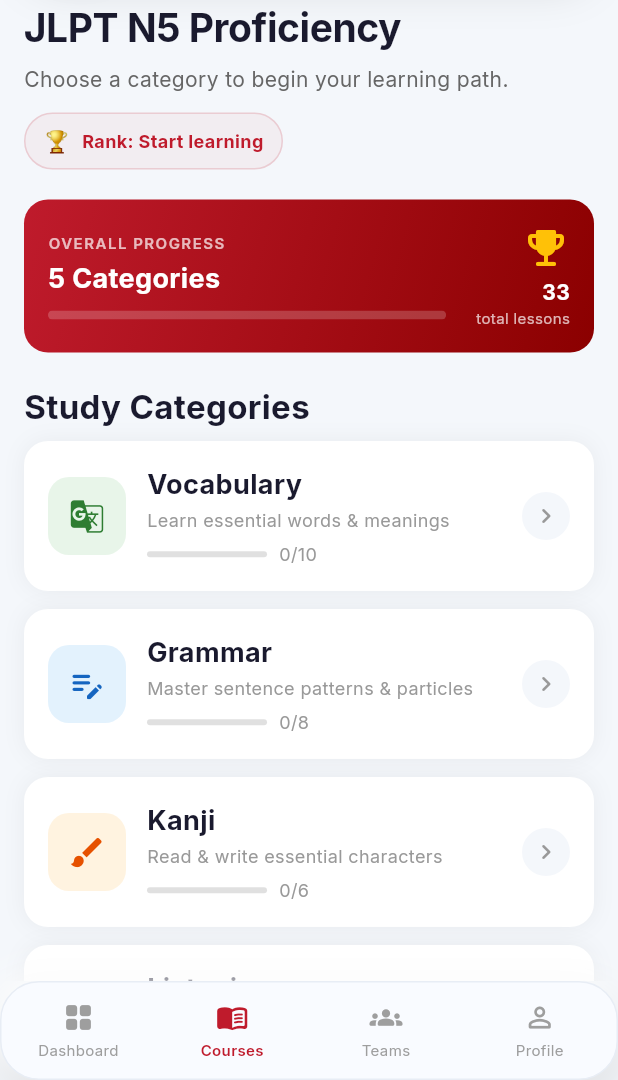
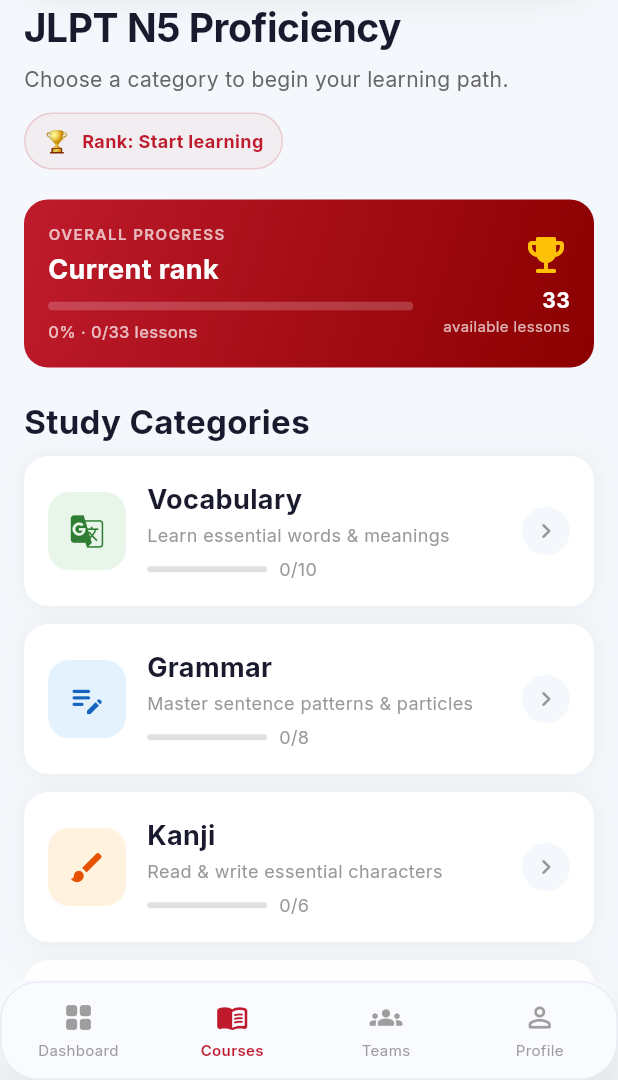
Before and after one commit to rohit-al24/Bengo_v2.1.1, a Flutter app: the CourseCategoriesScreen screen opened directly, on a phone screen of 412 x 824 dp, the part 156-1236 px from its top. Run offline on Flutter 3.47's test engine with Material 3 defaults, Android fonts, the phone set to English and light mode, and no system bars; our stand-ins replace google_fonts, shared_preferences; accounts and stored records are empty.

Commit message:
ranks fix 1

```diff
--- a/bengo_app/lib/screens/courses/course_categories_screen.dart
+++ b/bengo_app/lib/screens/courses/course_categories_screen.dart
@@ -277,9 +277,17 @@ class _CourseCategoriesScreenState extends State<CourseCategoriesScreen> {
 
   Widget _buildProgressCard() {
     final total = _categories.fold<int>(0, (sum, c) {
-      final count = c['lessons_count'] ?? c['lessons']?.length ?? 0;
+      final count = c['lessons_count'] ?? (c['lessons'] as List?)?.length ?? 0;
       return sum + (count as int);
     });
+    final completed = (_currentRank != null)
+        ? (_currentRank!['completed_lessons'] as int? ?? 0)
+        : 0;
+    final totalLessons = (_currentRank != null)
+        ? (_currentRank!['total_lessons'] as int? ?? total)
+        : total;
+    final progress = totalLessons > 0 ? (completed / totalLessons).clamp(0.0, 1.0) : 0.0;
+    final rankName = (_currentRank?['rank_name'] ?? 'Current rank').toString();
 
     return Padding(
       padding: const EdgeInsets.fromLTRB(16, 0, 16, 20),
@@ -306,7 +314,7 @@ class _CourseCategoriesScreenState extends State<CourseCategoriesScreen> {
                           color: Colors.white70,
                           letterSpacing: 1)),
                   const SizedBox(height: 4),
-                  Text('${_categories.length} Categories',
+                  Text(rankName,
                       style: GoogleFonts.inter(
                           fontSize: 18,
                           fontWeight: FontWeight.w700,
@@ -315,12 +323,20 @@ class _CourseCategoriesScreenState extends State<CourseCategoriesScreen> {
                   ClipRRect(
                     borderRadius: BorderRadius.circular(4),
                     child: LinearProgressIndicator(
-                      value: 0.0,
+                      value: progress,
                       backgroundColor: Colors.white.withOpacity(0.2),
                       valueColor:
                           const AlwaysStoppedAnimation<Color>(Colors.white),
                       minHeight: 6,
                     ),
+                  ),
+                  const SizedBox(height: 6),
+                  Text(
+                    '${(progress * 100).toStringAsFixed(0)}% · $completed/$totalLessons lessons',
+                    style: GoogleFonts.inter(
+                        fontSize: 11,
+                        fontWeight: FontWeight.w500,
+                        color: Colors.white70),
                   ),
                 ],
               ),
@@ -337,7 +353,7 @@ class _CourseCategoriesScreenState extends State<CourseCategoriesScreen> {
                         fontSize: 14,
                         fontWeight: FontWeight.w700,
                         color: Colors.white)),
-                Text('total lessons',
+                Text('available lessons',
                     style:
                         GoogleFonts.inter(fontSize: 10, color: Colors.white70)),
               ],
--- a/bengo_app/pubspec.yaml
+++ b/bengo_app/pubspec.yaml
@@ -15,7 +15,7 @@ dependencies:
   smooth_page_indicator: ^1.1.0
   http: ^1.2.1
   shared_preferences: ^2.2.3
-  url_launcher: ^6.16.1
+  url_launcher: ^6.3.2
 
 dev_dependencies:
   flutter_test:
```
Also changed, not shown: bengo_app/lib/screens/courses/courses_screen.dart (+15 -5 lines), bengo_app/pubspec.lock, 6 other files.
